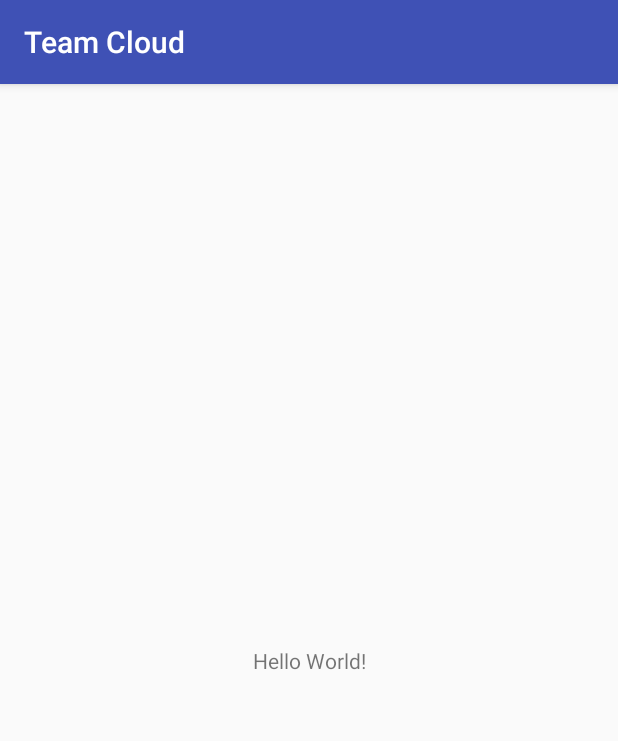
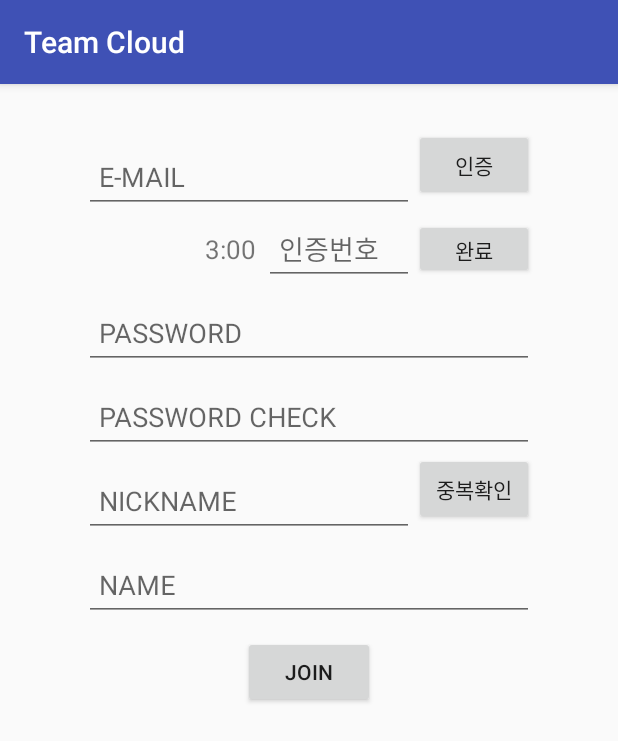
Before and after one commit to Dev-chad/Team-Cloud, an Android app: the screen it shows after launch (LogoActivity before the commit, JoinActivity after it), on a phone screen of 412 x 824 dp. Shown: the top 741 px of the screen. Run offline under Robolectric (Android 15) with nearby library versions, the phone set to English and light mode, and no system bars.

Commit message:
JoinActivity working email auth

```diff
--- a/app/build.gradle
+++ b/app/build.gradle
@@ -24,6 +24,7 @@ dependencies {
     androidTestCompile('com.android.support.test.espresso:espresso-core:2.2.2', {
         exclude group: 'com.android.support', module: 'support-annotations'
     })
+    compile 'com.android.support:design:25.2.0'
     compile 'com.android.support:appcompat-v7:25.2.0'
     compile 'com.android.support.constraint:constraint-layout:1.0.0-beta4'
     testCompile 'junit:junit:4.12'
--- /dev/null
+++ b/app/src/main/java/kr/co/appcode/teamcloud/JoinActivity.java
@@ -0,0 +1,314 @@
+package kr.co.appcode.teamcloud;
+
+import android.os.Bundle;
+import android.support.design.widget.TextInputLayout;
+import android.support.v7.app.AppCompatActivity;
+import android.text.Editable;
+import android.text.TextWatcher;
+import android.view.View;
+import android.widget.Button;
+import android.widget.EditText;
+
+import java.io.BufferedReader;
+import java.io.InputStreamReader;
+import java.io.OutputStream;
+import java.net.HttpURLConnection;
+import java.net.MalformedURLException;
+import java.net.URL;
+import java.util.HashMap;
+
+public class JoinActivity extends AppCompatActivity {
+
+    //region Constant
+    private final String TAG = "JoinActivity";
+
+    private final int JOIN_EMPTY_EMAIL = 2;
+    private final int JOIN_DUPLICATE_EMAIL = 3;
+    private final int JOIN_EMPTY_PASSWORD = 4;
+    private final int JOIN_EMPTY_NICKNAME = 5;
+    private final int JOIN_DUPLICATE_NICKNAME = 6;
+    private final int JOIN_EMPTY_NAME = 7;
+    private final int JOIN_QUERY_ERROR = -1;
+
+    private final int DUPLICATED = 1;
+    private final int NOT_DUPLICATED = 2;
+
+    private final int MODE_CHECK_EMAIL = 1;
+    private final int MODE_CHECK_NICKNAME = 2;
+    private final int MODE_JOIN_SUBMIT = 3;
+    //endregion
+
+    private TextInputLayout layoutEditEmail;
+    private TextInputLayout layoutEditPassword;
+    private TextInputLayout layoutEditCheckPassword;
+    private TextInputLayout layoutEditNickname;
+    private TextInputLayout layoutEditName;
+
+    private EditText editEmail;
+    private EditText editPassword;
+    private EditText editCheckPassword;
+    private EditText editNickname;
+    private EditText editName;
+
+    private Button btnCheckEmail;
+    private Button btnCheckNickname;
+
+    private boolean isCheckedEmail = false;
+    private boolean isCheckedNickname = false;
+    private boolean isSamePassword = false;
+
+    @Override
+    protected void onCreate(Bundle savedInstanceState) {
+        super.onCreate(savedInstanceState);
+        setContentView(R.layout.activity_join);
+
+        layoutEditEmail = (TextInputLayout) findViewById(R.id.layout_editEmail);
+        layoutEditPassword = (TextInputLayout) findViewById(R.id.layout_editPassword);
+        layoutEditCheckPassword = (TextInputLayout) findViewById(R.id.layout_editCheckPassword);
+        layoutEditNickname = (TextInputLayout) findViewById(R.id.layout_editNickname);
+        layoutEditName = (TextInputLayout) findViewById(R.id.layout_editName);
+
+        editEmail = (EditText) findViewById(R.id.edit_email);
+        editPassword = (EditText) findViewById(R.id.edit_password);
+        editCheckPassword = (EditText) findViewById(R.id.edit_check_password);
+        editNickname = (EditText) findViewById(R.id.edit_nickname);
+        editName = (EditText) findViewById(R.id.edit_name);
+
+        editEmail.addTextChangedListener(new TextWatcher() {
+            @Override
+            public void beforeTextChanged(CharSequence s, int start, int count, int after) {
+
+            }
+
+            @Override
+            public void onTextChanged(CharSequence s, int start, int before, int count) {
+
+            }
+
+            @Override
+            public void afterTextChanged(Editable s) {
+                if (isCheckedEmail) {
+                    btnCheckEmail.setText("인증");
+                    isCheckedEmail = false;
+                }
+            }
+        });
+
+        editNickname.addTextChangedListener(new TextWatcher() {
+            @Override
+            public void beforeTextChanged(CharSequence s, int start, int count, int after) {
+
+            }
+
+            @Override
+            public void onTextChanged(CharSequence s, int start, int before, int count) {
+
+            }
+
+            @Override
+            public void afterTextChanged(Editable s) {
+                if (isCheckedNickname) {
+                    btnCheckNickname.setText("중복확인");
+                    isCheckedNickname = false;
+                }
+            }
+        });
+
+        editCheckPassword.addTextChangedListener(new TextWatcher() {
+            @Override
+            public void beforeTextChanged(CharSequence s, int start, int count, int after) {
+
+            }
+
+            @Override
+            public void onTextChanged(CharSequence s, int start, int before, int count) {
+
+            }
+
+            @Override
+            public void afterTextChanged(Editable s) {
+                if (!editPassword.getText().toString().equals(s.toString())) {
+                    layoutEditCheckPassword.setError("비밀번호가 같지 않습니다.");
+                    isSamePassword = false;
+                } else {
+                    layoutEditCheckPassword.setErrorEnabled(false);
+                    isSamePassword = true;
+                }
+            }
+        });
+
+        btnCheckEmail = (Button) findViewById(R.id.btn_check_email);
+        btnCheckEmail.setOnClickListener(new View.OnClickListener() {
+            @Override
+            public void onClick(View v) {
+                String email = editEmail.getText().toString();
+
+                if (email.length() >= 3 && email.length() <= 15) {
+
+                    HashMap<String, String> values = new HashMap<>();
+                    values.put("email", email);
+
+                    int resultCode = httpPost(values, MODE_CHECK_EMAIL);
+
+                    if (resultCode == DUPLICATED) {
+                        layoutEditEmail.setError("이미 등록된 이메일입니다.");
+                    } else {
+                        btnCheckEmail.setText("인증완료");
+                        isCheckedEmail = true;
+
+                        if (layoutEditEmail.isErrorEnabled()) {
+                            layoutEditEmail.setErrorEnabled(false);
+                        }
+                    }
+                } else {
+                    layoutEditEmail.setError("이메일 형식이 올바르지 않습니다..");
+                }
+            }
+        });
+
+        btnCheckNickname = (Button) findViewById(R.id.btn_check_nickname);
+        btnCheckNickname.setOnClickListener(new View.OnClickListener() {
+            @Override
+            public void onClick(View v) {
+                String nickname = editNickname.getText().toString();
+
+                if (nickname.length() >= 3 && nickname.length() <= 15) {
+                    HashMap<String, String> values = new HashMap<>();
+                    values.put("nickname", nickname);
+
+                    int resultCode = httpPost(values, MODE_CHECK_NICKNAME);
+
+                    if (resultCode == DUPLICATED) {
+                        layoutEditNickname.setError("이미 등록된 닉네임입니다.");
+                    } else {
+                        btnCheckNickname.setText("확인완료");
+                        isCheckedNickname = true;
+
+                        if (layoutEditNickname.isErrorEnabled()) {
+                            layoutEditNickname.setErrorEnabled(false);
+                        }
+                    }
+                } else {
+                    layoutEditNickname.setError("닉네임은 3글자 이상 15글자 이하로 입력해주세요.");
+                }
+            }
+        });
+
+        Button btnJoin = (Button) findViewById(R.id.btn_join);
+        btnJoin.setOnClickListener(new View.OnClickListener() {
+            @Override
+            public void onClick(View v) {
+
+                initErrorMsg();
+
+                if (!isCheckedEmail) {
+                    layoutEditEmail.setError("이메일 인증을 해주세요.");
+                } else if (editPassword.length() == 0) {
+                    layoutEditPassword.setError("비밀번호를 입력해주세요.");
+                } else if (editCheckPassword.length() == 0) {
+                    layoutEditCheckPassword.setError("비밀번호 확인란을 입력해주세요.");
+                } else if (!isSamePassword) {
+                    layoutEditCheckPassword.setError("비밀번호가 같지 않습니다.");
+                } else if (!isCheckedNickname) {
+                    layoutEditNickname.setError("닉네임 중복검사를 해주세요.");
+                } else if (editName.length() == 0) {
+                    layoutEditName.setError("이름을 입력해주세요.");
+                } else {
+                    HashMap<String, String> values = new HashMap<>();
+
+                    values.put("email", editEmail.getText().toString());
+                    values.put("password", editPassword.getText().toString());
+                    values.put("nickname", editNickname.getText().toString());
+                    values.put("name", editNickname.getText().toString());
+
+                    httpPost(values, MODE_JOIN_SUBMIT);
+                }
+            }
+        });
+    }
+
+    private int httpPost(HashMap<String, String> values, int mode) {
+        HttpPostThread httpPostThread = null;
+        String url = "http://appcode.co.kr/TeamCloud/";
+
+        if (mode == MODE_JOIN_SUBMIT) {
+            url += "join.php";
+        } else {
+            url += "duplicateCheck.php";
+        }
+
+        try {
+            httpPostThread = new HttpPostThread(values, new URL(url), mode);
+            httpPostThread.start();
+            httpPostThread.join();
+        } catch (InterruptedException | MalformedURLException e) {
+            e.printStackTrace();
+        }
+
+        if (httpPostThread != null) {
+            return httpPostThread.getResultCode();
+        } else {
+            return 0;
+        }
+    }
+
+    /*private boolean validCheck(int resultCode){
+
+    }*/
+
+    private void initErrorMsg() {
+        layoutEditEmail.setErrorEnabled(false);
+        layoutEditPassword.setErrorEnabled(false);
+        layoutEditCheckPassword.setErrorEnabled(false);
+        layoutEditNickname.setErrorEnabled(false);
+        layoutEditName.setErrorEnabled(false);
+    }
+
+    private class HttpPostThread extends Thread {
+        private HashMap<String, String> values;
+        private URL url;
+        private int resultCode;
+        private int mode;
+
+        private HttpPostThread(HashMap<String, String> values, URL url, int mode) {
+            this.values = values;
+            this.url = url;
+            this.mode = mode;
+        }
+
+        public void run() {
+            try {
+                String body = "";
+
+                if (mode == MODE_CHECK_EMAIL) {
+                    body = "email=" + values.get("email");
+                } else if (mode == MODE_CHECK_NICKNAME) {
+                    body = "nickname=" + values.get("nickname");
+                } else if (mode == MODE_JOIN_SUBMIT) {
+                    body = "email=" + values.get("email") + "&password=" + values.get("password") + "&nickname=" + values.get("nickname") + "&name=" + values.get("name");
+                }
+
+                HttpURLConnection conn = (HttpURLConnection) url.openConnection();
+                conn.setRequestMethod("POST");
+                conn.setRequestProperty("Content-Type", "application/x-www-form-urlencoded");
+                conn.setDoOutput(true);
+                conn.setDoInput(true);
+
+                OutputStream os = conn.getOutputStream();
+                os.write(body.getBytes("UTF-8"));
+                os.flush();
+                os.close();
+
+                BufferedReader br = new BufferedReader(new InputStreamReader(conn.getInputStream(), "UTF-8"));
+
+                resultCode = Integer.valueOf(br.readLine());
+            } catch (Exception e) {
+                e.printStackTrace();
+            }
+        }
+
+        private int getResultCode() {
+            return resultCode;
+        }
+    }
+}
--- /dev/null
+++ b/app/src/main/res/layout/activity_join.xml
@@ -0,0 +1,171 @@
+<?xml version="1.0" encoding="utf-8"?>
+<LinearLayout xmlns:android="http://schemas.android.com/apk/res/android"
+    android:orientation="vertical" android:layout_width="match_parent"
+    android:layout_height="match_parent"
+    android:padding="30dp"
+    android:gravity="center_horizontal"
+    android:focusable="true"
+    android:focusableInTouchMode="true">
+
+    <RelativeLayout
+        android:id="@+id/layout_email"
+        android:layout_width="300dp"
+        android:layout_height="wrap_content">
+
+        <android.support.design.widget.TextInputLayout
+            android:id="@+id/layout_editEmail"
+            android:layout_width="220dp"
+            android:layout_height="wrap_content">
+
+            <EditText
+                android:id="@+id/edit_email"
+                android:layout_width="match_parent"
+                android:layout_height="wrap_content"
+                android:paddingStart="10dp"
+                android:paddingEnd="10dp"
+                android:maxLines="1"
+                android:maxLength="15"
+                android:hint="E-MAIL"
+                android:inputType="text"/>
+        </android.support.design.widget.TextInputLayout>
+
+        <Button
+            android:id="@+id/btn_check_email"
+            android:layout_width="80dp"
+            android:layout_height="wrap_content"
+            android:layout_toEndOf="@id/layout_editEmail"
+            android:layout_alignTop="@id/layout_editEmail"
+            android:text="인증"/>
+    </RelativeLayout>
+
+    <LinearLayout
+        android:id="@+id/layout_emailAuth"
+        android:layout_width="300dp"
+        android:layout_height="wrap_content"
+        android:gravity="right|center_vertical">
+
+        <TextView
+            android:id="@+id/text_min"
+            android:layout_width="wrap_content"
+            android:layout_height="wrap_content"
+            android:textSize="17sp"
+            android:text="3"/>
+        <TextView
+            android:layout_width="wrap_content"
+            android:layout_height="wrap_content"
+            android:textSize="17sp"
+            android:text=":"/>
+        <TextView
+            android:id="@+id/text_sec"
+            android:layout_width="wrap_content"
+            android:layout_height="wrap_content"
+            android:textSize="17sp"
+            android:text="00"/>
+        <EditText
+            android:id="@+id/edit_auth"
+            android:layout_width="100dp"
+            android:layout_height="wrap_content"
+            android:hint="인증번호"
+            android:paddingStart="10dp"
+            android:paddingEnd="10dp"
+            android:layout_marginStart="5dp"
+            android:maxLines="1"
+            android:maxLength="5"
+            android:inputType="number"/>
+        <Button
+            android:id="@+id/btn_auth"
+            android:layout_width="80dp"
+            android:layout_height="40dp"
+            android:text="완료"/>
+    </LinearLayout>
+
+    <android.support.design.widget.TextInputLayout
+        android:id="@+id/layout_editPassword"
+        android:layout_width="300dp"
+        android:layout_height="wrap_content">
+
+        <EditText
+            android:id="@+id/edit_password"
+            android:layout_width="match_parent"
+            android:layout_height="wrap_content"
+            android:paddingStart="10dp"
+            android:paddingEnd="10dp"
+            android:maxLines="1"
+            android:maxLength="20"
+            android:hint="PASSWORD"
+            android:inputType="textPassword"/>
+    </android.support.design.widget.TextInputLayout>
+
+    <android.support.design.widget.TextInputLayout
+        android:id="@+id/layout_editCheckPassword"
+        android:layout_width="300dp"
+        android:layout_height="wrap_content">
+
+        <EditText
+            android:id="@+id/edit_check_password"
+            android:layout_width="match_parent"
+            android:layout_height="wrap_content"
+            android:paddingStart="10dp"
+            android:paddingEnd="10dp"
+            android:maxLines="1"
+            android:maxLength="20"
+            android:hint="PASSWORD CHECK"
+            android:inputType="textPassword"/>
+    </android.support.design.widget.TextInputLayout>
+
+    <RelativeLayout
+        android:id="@+id/layout_nickname"
+        android:layout_width="300dp"
+        android:layout_height="wrap_content">
+
+        <android.support.design.widget.TextInputLayout
+            android:id="@+id/layout_editNickname"
+            android:layout_width="220dp"
+            android:layout_height="wrap_content">
+
+            <EditText
+                android:id="@+id/edit_nickname"
+                android:layout_width="match_parent"
+                android:layout_height="wrap_content"
+                android:paddingStart="10dp"
+                android:paddingEnd="10dp"
+                android:maxLines="1"
+                android:maxLength="15"
+                android:hint="NICKNAME"
+                android:inputType="text"/>
+        </android.support.design.widget.TextInputLayout>
+
+        <Button
+            android:id="@+id/btn_check_nickname"
+            android:layout_width="80dp"
+            android:layout_height="wrap_content"
+            android:layout_toEndOf="@id/layout_editNickname"
+            android:layout_alignTop="@id/layout_editNickname"
+            android:text="중복확인"/>
+    </RelativeLayout>
+
+    <android.support.design.widget.TextInputLayout
+        android:id="@+id/layout_editName"
+        android:layout_width="300dp"
+        android:layout_height="wrap_content">
+
+        <EditText
+            android:id="@+id/edit_name"
+            android:layout_width="match_parent"
+            android:layout_height="wrap_content"
+            android:paddingStart="10dp"
+            android:paddingEnd="10dp"
+            android:maxLines="1"
+            android:maxLength="30"
+            android:hint="NAME"
+            android:inputType="text"/>
+    </android.support.design.widget.TextInputLayout>
+
+    <Button
+        android:id="@+id/btn_join"
+        android:layout_width="wrap_content"
+        android:layout_height="wrap_content"
+        android:layout_marginTop="10dp"
+        android:text="JOIN"/>
+
+</LinearLayout>
--- a/app/src/main/res/layout/activity_logo.xml
+++ b/app/src/main/res/layout/activity_logo.xml
@@ -9,7 +9,9 @@
     <TextView
         android:layout_width="wrap_content"
         android:layout_height="wrap_content"
-        android:text="Hello World!"
+        android:text="Team Cloud"
+        android:textAppearance="?android:attr/textAppearanceLarge"
+        android:textStyle="bold"
         app:layout_constraintBottom_toBottomOf="parent"
         app:layout_constraintLeft_toLeftOf="parent"
         app:layout_constraintRight_toRightOf="parent"
--- /dev/null
+++ b/settings.gradle
@@ -0,0 +1 @@
+include ':app'
```
Also changed, not shown: app/src/main/AndroidManifest.xml (+14 -2 lines), app/src/main/java/kr/co/appcode/teamcloud/LoginActivity.java (added, +64 -0 lines), app/src/main/java/kr/co/appcode/teamcloud/LogoActivity.java (+11 -1 lines), app/src/main/res/layout/activity_login.xml (added, +76 -0 lines), build.gradle (added, +22 -0 lines), gradle.properties (added, +17 -0 lines), gradle/wrapper/gradle-wrapper.properties (added), 4 other files.
